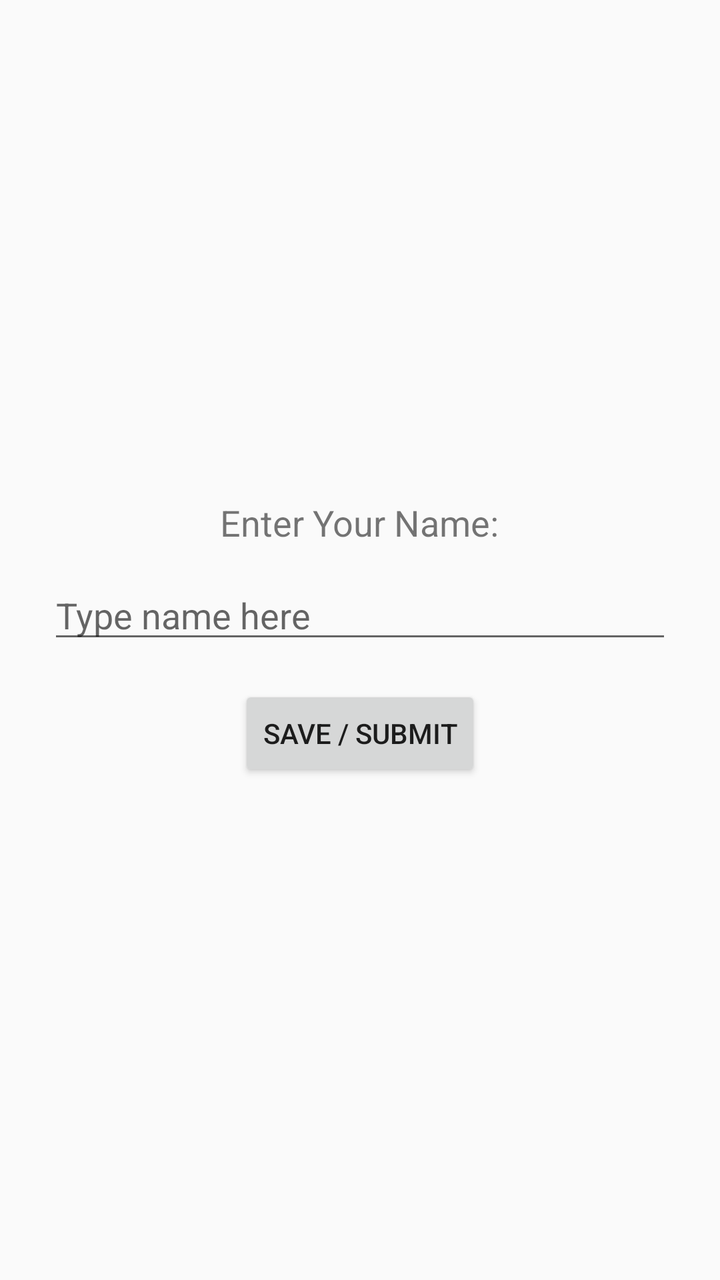
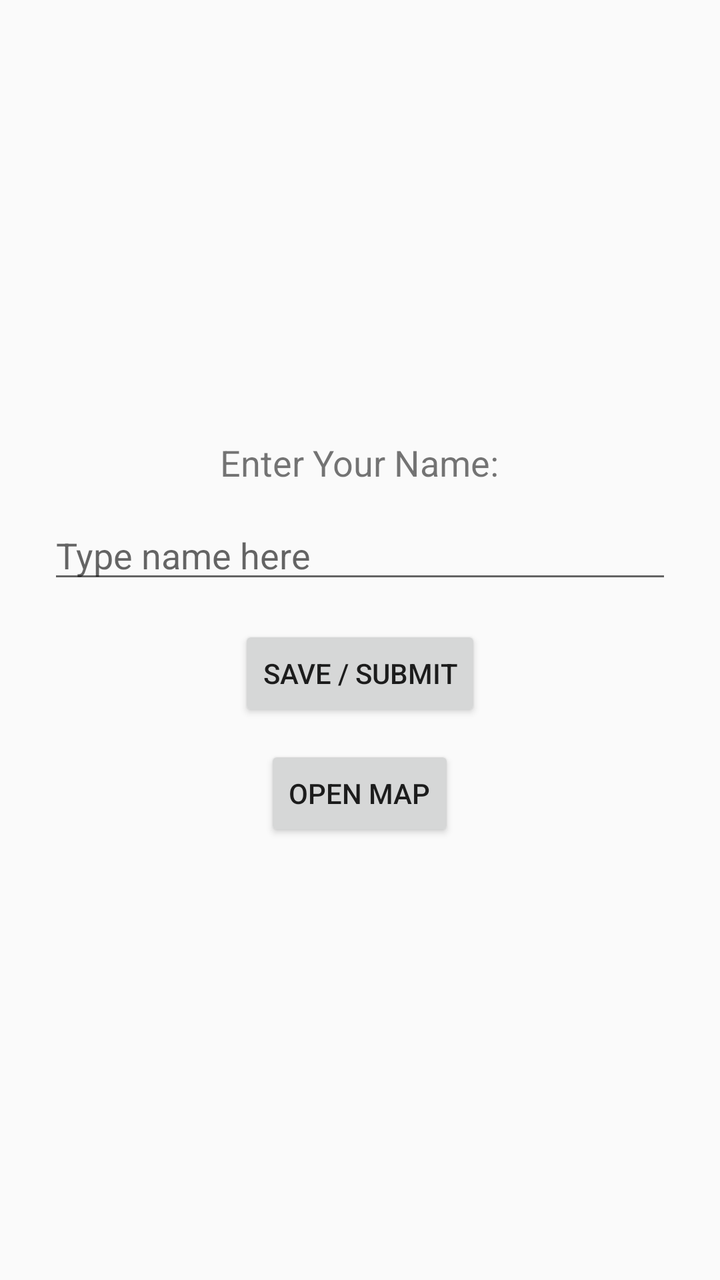

Two renders of the same Android screen: before a commit and after it. Below are the layout's source before the change and the commit's diff.
<!-- AndroidManifest.xml: application theme Theme.JavaAndroidApp -->
<!-- res/layout/lab_demo.xml -->
<?xml version="1.0" encoding="utf-8"?>
<LinearLayout xmlns:android="http://schemas.android.com/apk/res/android"
    android:layout_width="match_parent"
    android:layout_height="match_parent"
    android:orientation="vertical"
    android:padding="24dp"
    android:gravity="center">

    <TextView
        android:id="@+id/fname"
        android:layout_width="wrap_content"
        android:layout_height="wrap_content"
        android:text="Enter Your Name:"
        android:textSize="18sp"
        android:layout_marginBottom="12dp"/>

    <EditText
        android:id="@+id/fname_edit"
        android:layout_width="match_parent"
        android:layout_height="wrap_content"
        android:hint="Type name here"
        android:inputType="textPersonName"
        android:layout_marginBottom="16dp"/>

    <Button
        android:id="@+id/savebt"
        android:layout_width="wrap_content"
        android:layout_height="wrap_content"
        android:text="Save / Submit"/>

</LinearLayout>
<!-- resources referenced by this layout -->
<resources>
  <style name="Theme.JavaAndroidApp" parent="Theme.AppCompat.Light.DarkActionBar" />
</resources>

<!-- the commit's change to res/layout/lab_demo.xml (unified diff, before → after) -->
@@ -28,4 +28,11 @@
         android:layout_height="wrap_content"
         android:text="Save / Submit"/>
 
+    <Button
+        android:id="@+id/mapbt"
+        android:layout_width="wrap_content"
+        android:layout_height="wrap_content"
+        android:layout_marginTop="12dp"
+        android:text="@string/open_map"/>
+
 </LinearLayout>
<!-- resource entries referenced after the edit -->
@@ -1,5 +1,6 @@
 <!-- resources referenced by this layout -->
 <resources>
+  <string name="open_map">Open Map</string>
   <style name="Theme.JavaAndroidApp" parent="Theme.AppCompat.Light.DarkActionBar" />
 </resources>
 
